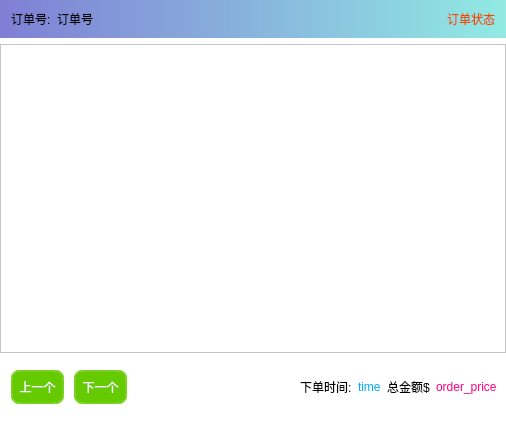
First picture: the form in Client/Order/orderpage.ui, repository Eva-483650/ShoppingMall, before the edit.
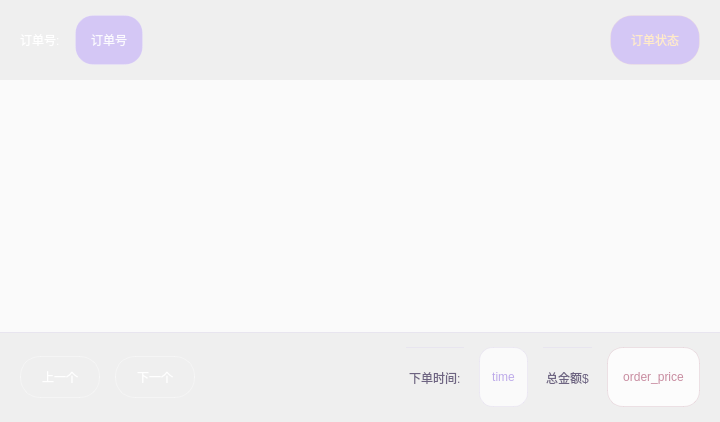
Second picture: the form after the edit.

```diff
--- a/Client/Order/orderpage.ui
+++ b/Client/Order/orderpage.ui
@@ -6,7 +6,7 @@
    <rect>
     <x>0</x>
     <y>0</y>
-    <width>506</width>
+    <width>720</width>
     <height>422</height>
    </rect>
   </property>
@@ -17,9 +17,20 @@
    <string>我の订单</string>
   </property>
   <property name="styleSheet">
-   <string notr="true">background-color:white;</string>
+   <string notr="true">
+QWidget {
+    background: qlineargradient(spread:pad, x1:0, y1:0, x2:1, y2:1,
+                stop:0 rgba(252, 250, 255, 255),
+                stop:0.5 rgba(250, 247, 254, 255),
+                stop:1 rgba(248, 245, 253, 255));
+    font-family: &quot;Microsoft YaHei&quot;;
+}
+   </string>
   </property>
   <layout class="QVBoxLayout" name="verticalLayout">
+   <property name="spacing">
+    <number>0</number>
+   </property>
    <property name="leftMargin">
     <number>0</number>
    </property>
@@ -29,25 +40,57 @@
    <property name="rightMargin">
     <number>0</number>
    </property>
+   <property name="bottomMargin">
+    <number>0</number>
+   </property>
    <item>
     <widget class="QWidget" name="widget" native="true">
+     <property name="minimumSize">
+      <size>
+       <width>0</width>
+       <height>80</height>
+      </size>
+     </property>
      <property name="styleSheet">
-      <string notr="true">background: #7f7fd5;  /* fallback for old browsers */
-background:qlineargradient(spread:pad,x1:1,y1:0,x2:0,y2:0,stop:0 #91eae4,stop:1 #7f7fd5);
-</string>
+      <string notr="true">
+QWidget {
+    background: qlineargradient(spread:pad, x1:0, y1:0, x2:1, y2:0,
+                stop:0 rgba(189, 170, 233, 255),
+                stop:0.3 rgba(195, 176, 238, 255),
+                stop:0.7 rgba(201, 182, 243, 255),
+                stop:1 rgba(207, 188, 248, 255));
+    border-radius: 0px;
+    box-shadow: 0px 2px 8px rgba(189, 170, 233, 0.12);
+}
+      </string>
      </property>
      <layout class="QHBoxLayout" name="horizontalLayout">
+      <property name="spacing">
+       <number>15</number>
+      </property>
       <property name="leftMargin">
-       <number>11</number>
+       <number>20</number>
+      </property>
+      <property name="topMargin">
+       <number>15</number>
       </property>
       <property name="rightMargin">
-       <number>11</number>
+       <number>20</number>
+      </property>
+      <property name="bottomMargin">
+       <number>15</number>
       </property>
       <item>
        <widget class="QLabel" name="label_2">
         <property name="styleSheet">
-         <string notr="true">font: 14pt &quot;Adobe 黑体 Std R&quot;;
-background:transparent;</string>
+         <string notr="true">
+QLabel {
+    font: bold 16pt &quot;Microsoft YaHei&quot;;
+    color: rgba(255, 255, 255, 250);
+    background: transparent;
+    text-shadow: 1px 1px 2px rgba(0, 0, 0, 0.08);
+}
+         </string>
         </property>
         <property name="text">
          <string>订单号:</string>
@@ -57,12 +100,22 @@
       <item>
        <widget class="QLabel" name="lab_order">
         <property name="styleSheet">
-         <string notr="true">font: 12pt &quot;楷体&quot;;
-background:transparent;</string>
+         <string notr="true">QLabel {
+    font: 14pt &quot;Microsoft YaHei&quot;;
+    color: rgba(255, 255, 255, 230);
+    background:  rgb(212, 199, 245);
+    padding: 8px 15px;
+    border-radius: 18px;
+    border: 1px solid rgba(255, 255, 255, 30);
+}
+         </string>
         </property>
         <property name="text">
          <string>订单号</string>
         </property>
+        <property name="alignment">
+         <set>Qt::AlignmentFlag::AlignCenter</set>
+        </property>
        </widget>
       </item>
       <item>
@@ -81,45 +134,160 @@
       <item>
        <widget class="QLabel" name="lab_status">
         <property name="styleSheet">
-         <string notr="true">font: 12pt &quot;微软雅黑&quot;;
-color:rgb(234, 78, 0);
-background:transparent;</string>
+         <string notr="true">
+QLabel {
+    font: bold 14pt &quot;Microsoft YaHei&quot;;
+    color: rgb(255, 235, 200);
+    background:  rgb(212, 199, 245);
+    padding: 10px 20px;
+    border-radius: 22px;
+    border: 1px solid rgba(255, 235, 200, 60);
+    text-shadow: 1px 1px 2px rgba(0, 0, 0, 0.1);
+}
+         </string>
         </property>
         <property name="text">
          <string>订单状态</string>
         </property>
+        <property name="alignment">
+         <set>Qt::AlignmentFlag::AlignCenter</set>
+        </property>
        </widget>
       </item>
      </layout>
     </widget>
    </item>
    <item>
-    <widget class="QListWidget" name="listWidget"/>
+    <widget class="QListWidget" name="listWidget">
+     <property name="styleSheet">
+      <string notr="true">
+QListWidget {
+    background: rgba(255, 255, 255, 180);
+    border: none;
+    border-radius: 0px;
+    padding: 15px;
+    font: 12pt &quot;Microsoft YaHei&quot;;
+    color: rgb(100, 90, 120);
+    outline: none;
+}
+
+QListWidget::item {
+    background: rgba(255, 255, 255, 220);
+    border: 1px solid rgba(189, 170, 233, 20);
+    border-radius: 10px;
+    padding: 15px;
+    margin: 6px 0px;
+    color: rgb(85, 75, 105);
+}
+
+QListWidget::item:hover {
+    background: qlineargradient(spread:pad, x1:0, y1:0, x2:1, y2:0,
+                stop:0 rgba(235, 230, 245, 180),
+                stop:1 rgba(230, 220, 240, 180));
+    border: 1px solid rgba(189, 170, 233, 50);
+    transform: translateY(-1px);
+    box-shadow: 0px 3px 12px rgba(189, 170, 233, 0.12);
+}
+
+QListWidget::item:selected {
+    background: qlineargradient(spread:pad, x1:0, y1:0, x2:1, y2:0,
+                stop:0 rgba(189, 170, 233, 80),
+                stop:1 rgba(201, 182, 243, 80));
+    border: 1px solid rgba(189, 170, 233, 100);
+    color: rgb(70, 60, 90);
+    font-weight: 600;
+}
+
+QScrollBar:vertical {
+    background: rgba(245, 242, 250, 200);
+    width: 10px;
+    border-radius: 5px;
+    margin: 0px;
+}
+
+QScrollBar::handle:vertical {
+    background: qlineargradient(spread:pad, x1:0, y1:0, x2:1, y2:0,
+                stop:0 rgba(189, 170, 233, 100),
+                stop:1 rgba(201, 182, 243, 100));
+    border-radius: 5px;
+    min-height: 25px;
+}
+
+QScrollBar::handle:vertical:hover {
+    background: qlineargradient(spread:pad, x1:0, y1:0, x2:1, y2:0,
+                stop:0 rgba(189, 170, 233, 130),
+                stop:1 rgba(201, 182, 243, 130));
+}
+      </string>
+     </property>
+    </widget>
    </item>
    <item>
     <widget class="QWidget" name="widget_2" native="true">
+     <property name="minimumSize">
+      <size>
+       <width>0</width>
+       <height>90</height>
+      </size>
+     </property>
+     <property name="styleSheet">
+      <string notr="true">
+QWidget {
+    background: qlineargradient(spread:pad, x1:0, y1:0, x2:1, y2:0,
+                stop:0 rgba(254, 252, 255, 255),
+                stop:0.5 rgba(252, 250, 255, 255),
+                stop:1 rgba(250, 248, 254, 255));
+    border-top: 1px solid rgba(189, 170, 233, 40);
+}
+      </string>
+     </property>
      <layout class="QHBoxLayout" name="horizontalLayout_2">
+      <property name="spacing">
+       <number>15</number>
+      </property>
+      <property name="leftMargin">
+       <number>20</number>
+      </property>
+      <property name="topMargin">
+       <number>15</number>
+      </property>
+      <property name="rightMargin">
+       <number>20</number>
+      </property>
       <property name="bottomMargin">
-       <number>5</number>
+       <number>15</number>
       </property>
       <item>
        <widget class="QPushButton" name="btn_back">
+        <property name="minimumSize">
+         <size>
+          <width>80</width>
+          <height>42</height>
+         </size>
+        </property>
         <property name="styleSheet">
-         <string notr="true">QPushButton{
-background-color:rgb(101, 202, 0);
-border-style:outset;                 
-border-width:4px;                  
-border-radius:10px;
-border-color:rgba(255,255,255,30);
-font: 11pt &quot;华光准圆_CNKI&quot;;
-color:white;
-padding:6px;
+         <string notr="true">
+QPushButton {
+    background: qlineargradient(spread:pad, x1:0, y1:0, x2:1, y2:1,
+                stop:0 rgba(189, 170, 233, 255),
+                stop:0.5 rgba(195, 176, 238, 255),
+                stop:1 rgba(201, 182, 243, 255));
+    border: 1px solid rgba(255, 255, 255, 90);
+    border-radius: 20px;
+    font: 600 12pt &quot;Microsoft YaHei&quot;;
+    color: white;
+    padding: 8px 18px;
+    text-shadow: 0px 1px 1px rgba(0, 0, 0, 0.08);
 }
-QPushButton:pressed{
-background-color:rgba(100,255,100,200);
-border-color:rgba(255,255,255,30);
-border-style:inset;
-color:rgba(0,0,0,100);
+
+QPushButton:hover {
+    background: qlineargradient(spread:pad, x1:0, y1:0, x2:1, y2:1,
+                stop:0 rgba(195, 176, 238, 255),
+                stop:0.5 rgba(201, 182, 243, 255),
+                stop:1 rgba(207, 188, 248, 255));
+    border: 1px solid rgba(255, 255, 255, 110);
+    transform: translateY(-1px);
+    box-shadow: 0px 4px 15px rgba(189, 170, 233, 0.2);
 }
 
 QPushButton:hover{
@@ -127,7 +295,7 @@
 border-color:rgba(255,255,255,200);
 color:rgba(0,0,0,200);
 }
-</string>
+         </string>
         </property>
         <property name="text">
          <string>上一个</string>
@@ -136,22 +304,35 @@
       </item>
       <item>
        <widget class="QPushButton" name="btn_next">
+        <property name="minimumSize">
+         <size>
+          <width>80</width>
+          <height>42</height>
+         </size>
+        </property>
         <property name="styleSheet">
-         <string notr="true">QPushButton{
-background-color:rgb(101, 202, 0);
-border-style:outset;                 
-border-width:4px;                  
-border-radius:10px;
-border-color:rgba(255,255,255,30);
-font: 11pt &quot;华光准圆_CNKI&quot;;
-color:white;
-padding:6px;
+         <string notr="true">
+QPushButton {
+    background: qlineargradient(spread:pad, x1:0, y1:0, x2:1, y2:1,
+                stop:0 rgba(189, 170, 233, 255),
+                stop:0.5 rgba(195, 176, 238, 255),
+                stop:1 rgba(201, 182, 243, 255));
+    border: 1px solid rgba(255, 255, 255, 90);
+    border-radius: 20px;
+    font: 600 12pt &quot;Microsoft YaHei&quot;;
+    color: white;
+    padding: 8px 18px;
+    text-shadow: 0px 1px 1px rgba(0, 0, 0, 0.08);
 }
-QPushButton:pressed{
-background-color:rgba(100,255,100,200);
-border-color:rgba(255,255,255,30);
-border-style:inset;
-color:rgba(0,0,0,100);
+
+QPushButton:hover {
+    background: qlineargradient(spread:pad, x1:0, y1:0, x2:1, y2:1,
+                stop:0 rgba(195, 176, 238, 255),
+                stop:0.5 rgba(201, 182, 243, 255),
+                stop:1 rgba(207, 188, 248, 255));
+    border: 1px solid rgba(255, 255, 255, 110);
+    transform: translateY(-1px);
+    box-shadow: 0px 4px 15px rgba(189, 170, 233, 0.2);
 }
 
 QPushButton:hover{
@@ -159,7 +340,7 @@
 border-color:rgba(255,255,255,200);
 color:rgba(0,0,0,200);
 }
-</string>
+         </string>
         </property>
         <property name="text">
          <string>下一个</string>
@@ -182,7 +363,13 @@
       <item>
        <widget class="QLabel" name="label">
         <property name="styleSheet">
-         <string notr="true">font: 11pt &quot;Adobe 黑体 Std R&quot;;</string>
+         <string notr="true">
+QLabel {
+    font: 600 13pt &quot;Microsoft YaHei&quot;;
+    color: rgb(110, 100, 130);
+    background: transparent;
+}
+         </string>
         </property>
         <property name="text">
          <string>下单时间:</string>
@@ -192,18 +379,35 @@
       <item>
        <widget class="QLabel" name="lab_time">
         <property name="styleSheet">
-         <string notr="true">font: 10pt &quot;华光魏体_CNKI&quot;;
-color:rgb(0, 170, 255);</string>
+         <string notr="true">
+QLabel {
+    font: 12pt &quot;Microsoft YaHei&quot;;
+    color: rgb(189, 170, 233);
+    background: rgba(255, 255, 255, 180);
+    padding: 6px 12px;
+    border-radius: 14px;
+    border: 1px solid rgba(189, 170, 233, 35);
+}
+         </string>
         </property>
         <property name="text">
          <string>time</string>
         </property>
+        <property name="alignment">
+         <set>Qt::AlignmentFlag::AlignCenter</set>
+        </property>
        </widget>
       </item>
       <item>
        <widget class="QLabel" name="label_3">
         <property name="styleSheet">
-         <string notr="true">font: 11pt &quot;Adobe 黑体 Std R&quot;;</string>
+         <string notr="true">
+QLabel {
+    font: 600 13pt &quot;Microsoft YaHei&quot;;
+    color: rgb(110, 100, 130);
+    background: transparent;
+}
+         </string>
         </property>
         <property name="text">
          <string>总金额$</string>
@@ -213,12 +417,24 @@
       <item>
        <widget class="QLabel" name="lab_price">
         <property name="styleSheet">
-         <string notr="true">font: 10pt &quot;华光魏体_CNKI&quot;;
-color:rgb(255, 0, 127);</string>
+         <string notr="true">
+QLabel {
+    font: bold 14pt &quot;Microsoft YaHei&quot;;
+    color: rgb(200, 140, 160);
+    background: rgba(255, 255, 255, 200);
+    padding: 8px 15px;
+    border-radius: 16px;
+    border: 1px solid rgba(200, 140, 160, 50);
+    text-shadow: 0px 1px 1px rgba(0, 0, 0, 0.03);
+}
+         </string>
         </property>
         <property name="text">
          <string>order_price</string>
         </property>
+        <property name="alignment">
+         <set>Qt::AlignmentFlag::AlignCenter</set>
+        </property>
        </widget>
       </item>
      </layout>
```
Left out of the diff: 30 changed lines with no effect on the pictures.
